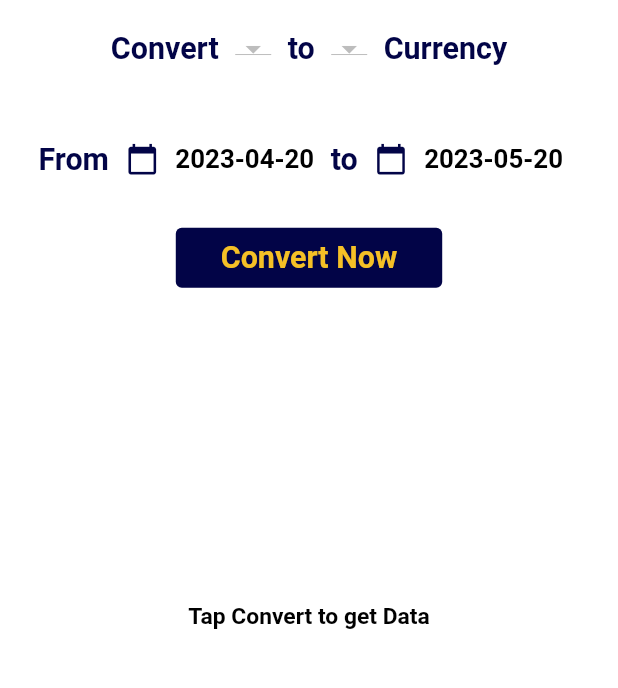
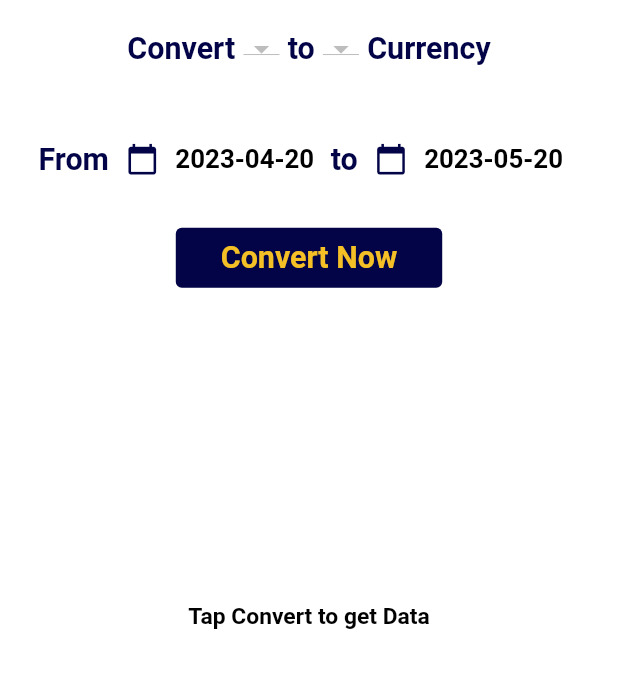
Before and after one commit to shalabym970/currencies_conversion, a Flutter app: the screen it shows after launch, on a phone screen of 412 x 824 dp, the part 297-985 px from its top. Run offline on Flutter 3.47's test engine with Material 2 defaults, Android fonts, the phone set to English and light mode, and no system bars; our stand-ins replace another_flushbar, connectivity, flutter_screenutil, get, package_info_plus; network calls fail; Roboto replaces fonts that are missing (Cairo).

Commit message:
progress 6

```diff
--- a/lib/app/modules/home/controllers/Home_controller.dart
+++ b/lib/app/modules/home/controllers/Home_controller.dart
@@ -1,3 +1,4 @@
+import 'package:flutter/cupertino.dart';
 import 'package:get/get.dart';
 import '../../../../common/strings.dart';
 import '../../../../common/widgets/ui.dart';
@@ -15,8 +16,15 @@ class HomeController extends GetxController {
   final rates = <List<Rate>>[].obs;
   final loading = false.obs;
   final loadingRates = false.obs;
+  var scrollController = ScrollController();
+  final currencyRepo = CurrencyRepo();
 
-  final currencyRepo = CurrencyRepo();
+  @override
+  void onInit() {
+    getCurrencies();
+    super.onInit();
+  }
+
 
   Future getCurrencies() async {
     try {
@@ -57,9 +65,4 @@ class HomeController extends GetxController {
     }
   }
 
-  @override
-  void onInit() {
-    getCurrencies();
-    super.onInit();
-  }
 }
--- a/lib/app/modules/home/views/home_view.dart
+++ b/lib/app/modules/home/views/home_view.dart
@@ -72,7 +72,7 @@ class HomeView extends GetView<HomeController> {
                                 child: CustomText(
                                   text: currency.code.toString(),
                                   color: ColorManager.black,
-                                  size: 22.sp,
+                                  size: 18.sp,
                                 ));
                           }).toList(),
                         ),
@@ -91,7 +91,7 @@ class HomeView extends GetView<HomeController> {
                                 child: CustomText(
                                   text: value.code.toString(),
                                   color: ColorManager.black,
-                                  size: 22.sp,
+                                  size: 18 .sp,
                                 ));
                           }).toList(),
                         ),
--- a/lib/app/modules/home/widgets/custom_drop_down.dart
+++ b/lib/app/modules/home/widgets/custom_drop_down.dart
@@ -16,7 +16,7 @@ class CustomDropDown extends StatelessWidget {
   @override
   Widget build(BuildContext context) {
     return Padding(
-      padding: EdgeInsets.symmetric(vertical: 10.h, horizontal: 10.w),
+      padding: EdgeInsets.symmetric(vertical: 10.h, horizontal: 5.w),
       child: DropdownButton<Currency>(
           value: value, onChanged: onChanged, items: items),
     );
--- a/lib/app/providers/api_provider.dart
+++ b/lib/app/providers/api_provider.dart
@@ -60,4 +60,4 @@ class APIProvider {
       throw Exception(decodeResponse['message']);
     }
   }
-}
+ }
```
Also changed, not shown: lib/app/modules/home/widgets/rates_list/rates_item.dart (+3 -5 lines).
